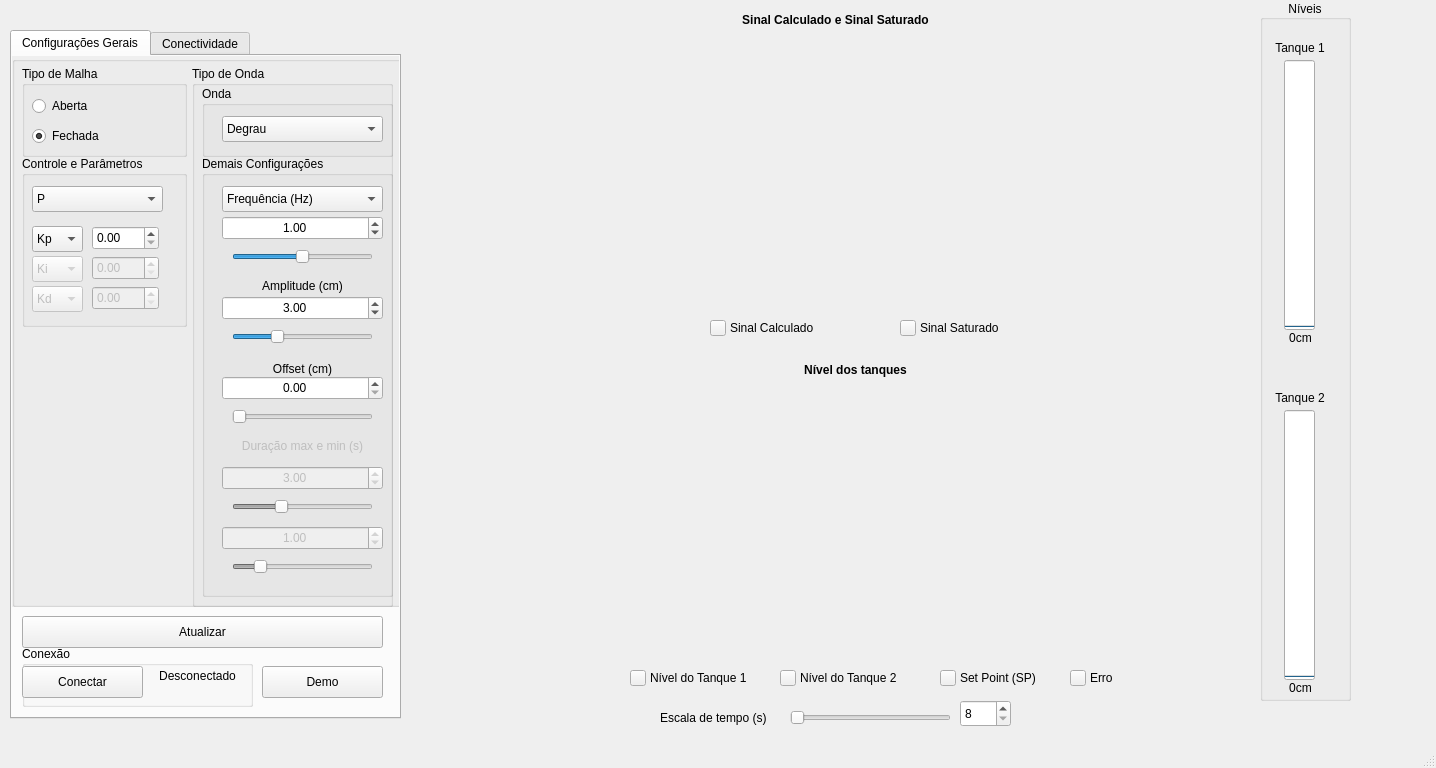
The window that supervisorio.ui (ADHRT/controleTanque) describes before a commit, drawn with Qt 5.
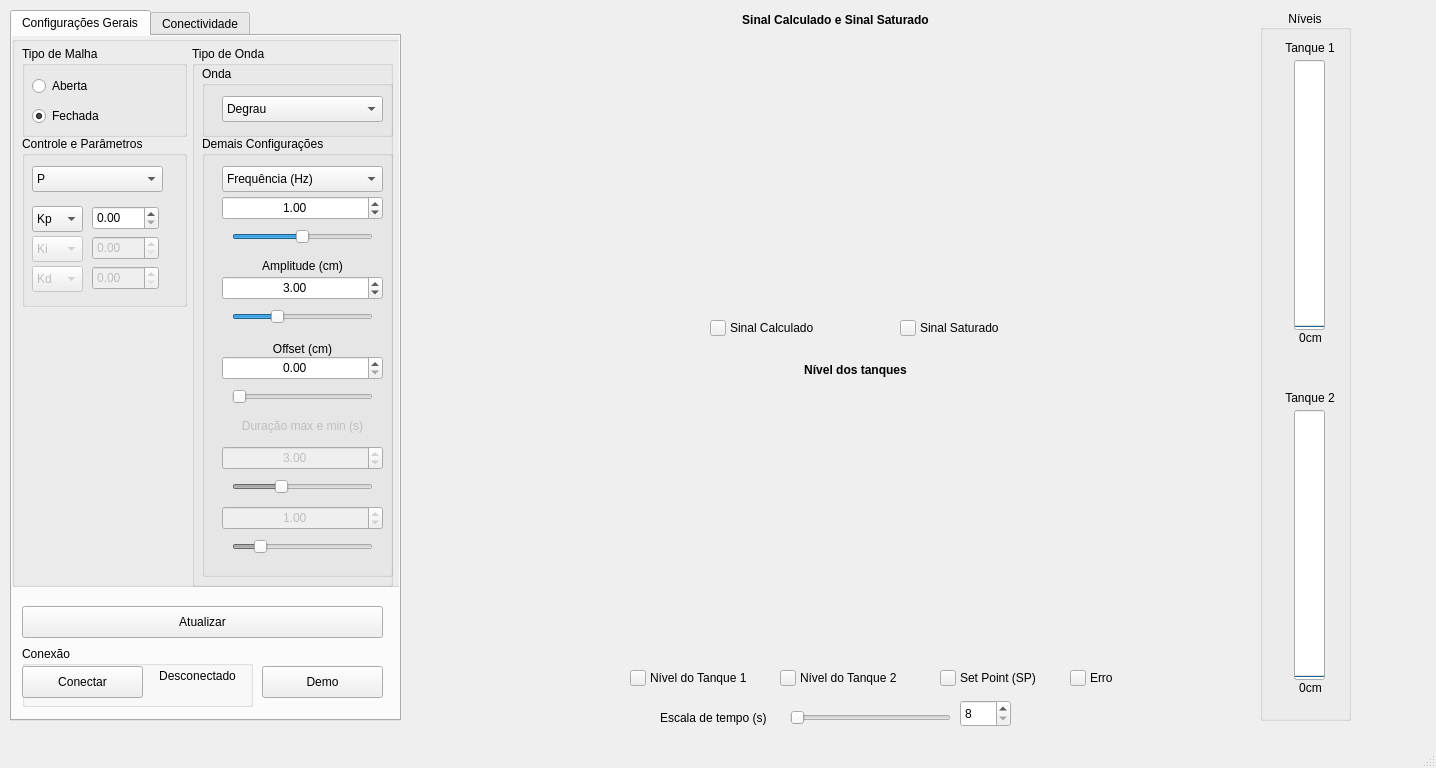
The same window after the commit. Icons and pictures are not drawn. Custom widgets are drawn as their Qt base class.

Commit message: TASK - P

```diff
--- a/supervisorio.ui
+++ b/supervisorio.ui
@@ -39,9 +39,9 @@
     <property name="geometry">
      <rect>
       <x>1260</x>
-      <y>0</y>
+      <y>10</y>
       <width>91</width>
-      <height>701</height>
+      <height>711</height>
      </rect>
     </property>
     <property name="autoFillBackground">
@@ -56,8 +56,8 @@
     <widget class="QProgressBar" name="progressBar">
      <property name="geometry">
       <rect>
-       <x>24</x>
-       <y>60</y>
+       <x>34</x>
+       <y>50</y>
        <width>31</width>
        <height>270</height>
       </rect>
@@ -75,8 +75,8 @@
     <widget class="QProgressBar" name="progressBar_2">
      <property name="geometry">
       <rect>
-       <x>24</x>
-       <y>410</y>
+       <x>34</x>
+       <y>400</y>
        <width>31</width>
        <height>270</height>
       </rect>
@@ -100,8 +100,8 @@
     <widget class="QLabel" name="label_4">
      <property name="geometry">
       <rect>
-       <x>0</x>
-       <y>40</y>
+       <x>10</x>
+       <y>30</y>
        <width>80</width>
        <height>16</height>
       </rect>
@@ -116,8 +116,8 @@
     <widget class="QLabel" name="label_5">
      <property name="geometry">
       <rect>
-       <x>0</x>
-       <y>330</y>
+       <x>10</x>
+       <y>320</y>
        <width>81</width>
        <height>16</height>
       </rect>
@@ -132,8 +132,8 @@
     <widget class="QLabel" name="label_6">
      <property name="geometry">
       <rect>
-       <x>0</x>
-       <y>390</y>
+       <x>10</x>
+       <y>380</y>
        <width>80</width>
        <height>16</height>
       </rect>
@@ -148,8 +148,8 @@
     <widget class="QLabel" name="label_7">
      <property name="geometry">
       <rect>
-       <x>0</x>
-       <y>680</y>
+       <x>10</x>
+       <y>670</y>
        <width>81</width>
        <height>16</height>
       </rect>
@@ -486,9 +486,9 @@
     <property name="geometry">
      <rect>
       <x>10</x>
-      <y>30</y>
+      <y>10</y>
       <width>391</width>
-      <height>689</height>
+      <height>711</height>
      </rect>
     </property>
     <property name="currentIndex">
@@ -1108,7 +1108,7 @@
       <property name="geometry">
        <rect>
         <x>10</x>
-        <y>560</y>
+        <y>570</y>
         <width>361</width>
         <height>32</height>
        </rect>
@@ -1121,7 +1121,7 @@
       <property name="geometry">
        <rect>
         <x>10</x>
-        <y>590</y>
+        <y>610</y>
         <width>231</width>
         <height>61</height>
        </rect>
@@ -1172,7 +1172,7 @@
       <property name="geometry">
        <rect>
         <x>250</x>
-        <y>610</y>
+        <y>630</y>
         <width>121</width>
         <height>32</height>
        </rect>
```
The commit also changes 1 other file.
